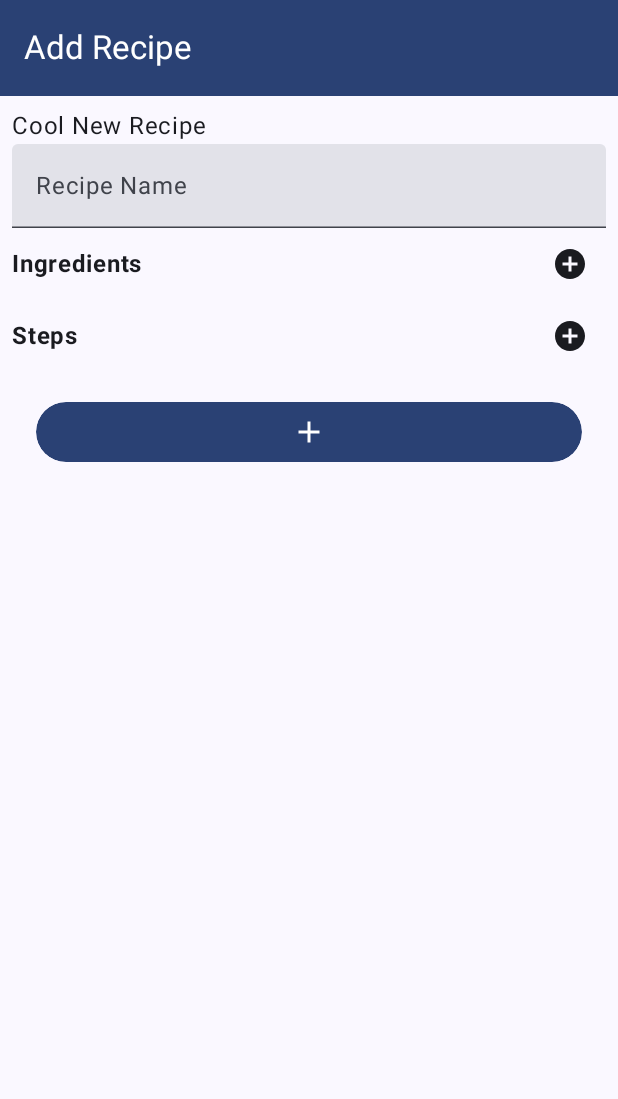
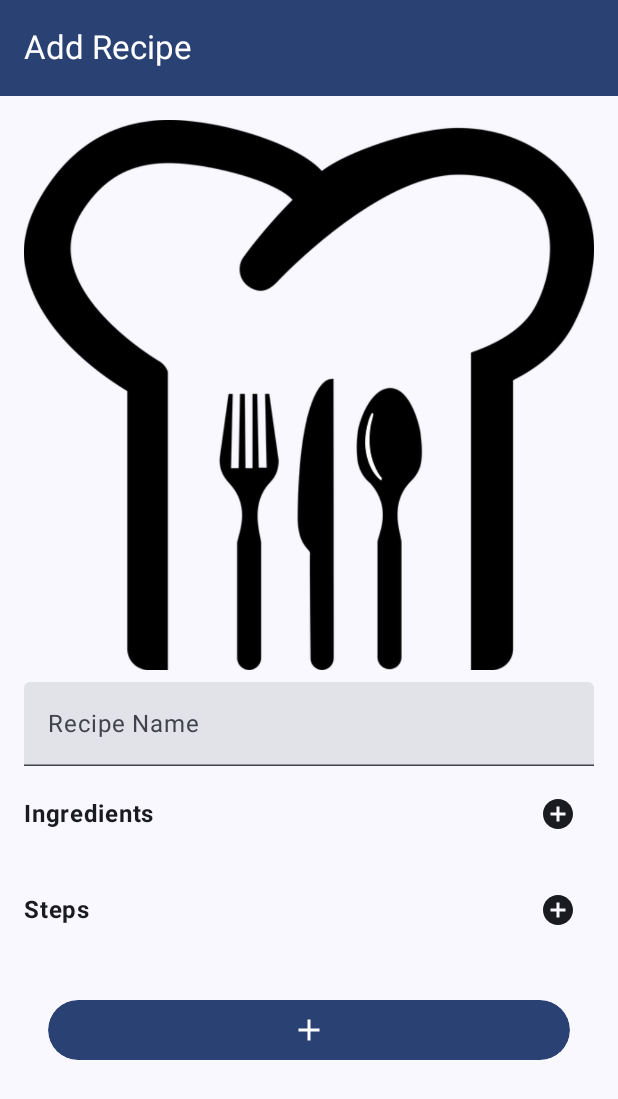
Before and after one commit to MayrThomas/project-meal, an Android app built with Jetpack Compose: the AddRecipeScreen screen opened through its navigation route, on a phone screen of 412 x 824 dp. Shown: the top 1099 px of the screen. Run offline under Robolectric (Android 15) with nearby library versions, the phone set to English and light mode, and no system bars; our stand-ins replace Room's generated code, livedata-compose.

Commit message:
add placeholder image

```diff
--- a/projectMeal/app/src/main/java/at/thomas/mayr/projectMeal/ui/view/screens/AddRecipeScreen.kt
+++ b/projectMeal/app/src/main/java/at/thomas/mayr/projectMeal/ui/view/screens/AddRecipeScreen.kt
@@ -1,5 +1,7 @@
 package at.thomas.mayr.projectMeal.ui.view.screens
 
+import androidx.compose.foundation.Image
+import androidx.compose.foundation.clickable
 import androidx.compose.foundation.layout.Arrangement
 import androidx.compose.foundation.layout.Box
 import androidx.compose.foundation.layout.Column
@@ -29,10 +31,13 @@ import androidx.compose.runtime.mutableStateOf
 import androidx.compose.runtime.remember
 import androidx.compose.ui.Alignment
 import androidx.compose.ui.Modifier
+import androidx.compose.ui.graphics.ImageBitmap
+import androidx.compose.ui.res.imageResource
 import androidx.compose.ui.text.font.FontWeight
 import androidx.compose.ui.text.input.TextFieldValue
 import androidx.compose.ui.unit.dp
 import androidx.navigation.NavController
+import at.thomas.mayr.projectMeal.R
 import at.thomas.mayr.projectMeal.room.MealRepository
 import at.thomas.mayr.projectMeal.room.entities.Ingredient
 import at.thomas.mayr.projectMeal.ui.view.views.CreateIngredientDialog
@@ -75,11 +80,21 @@ fun AddRecipeScreen(navController: NavController, repository: MealRepository) {
             )
         }
     ) {
-        Box (modifier = Modifier.padding(it).fillMaxSize()) {
+        Box (modifier = Modifier
+            .padding(it)
+            .fillMaxSize()) {
             Column(
-                modifier = Modifier.padding(8.dp),
+                modifier = Modifier.padding(16.dp),
+                horizontalAlignment = Alignment.CenterHorizontally,
+                verticalArrangement = Arrangement.spacedBy(8.dp)
             ) {
-                Text(text = "Cool New Recipe")
+                Image(
+                    bitmap = ImageBitmap.imageResource(id = R.drawable.chef_hat),
+                    contentDescription = "",
+                    modifier = Modifier.clickable {
+                        // TODO take image using camera or use image from disk
+                    }
+                )
 
                 TextField(
                     modifier = Modifier.fillMaxWidth(),
--- a/projectMeal/app/src/main/java/at/thomas/mayr/projectMeal/ui/view/views/CreateStepDialog.kt
+++ b/projectMeal/app/src/main/java/at/thomas/mayr/projectMeal/ui/view/views/CreateStepDialog.kt
@@ -15,7 +15,6 @@ import androidx.compose.foundation.verticalScroll
 import androidx.compose.material.icons.Icons
 import androidx.compose.material.icons.outlined.Close
 import androidx.compose.material3.Button
-import androidx.compose.material3.ExperimentalMaterial3Api
 import androidx.compose.material3.Icon
 import androidx.compose.material3.MaterialTheme
 import androidx.compose.material3.Surface
@@ -30,7 +29,6 @@ import androidx.compose.ui.text.font.FontWeight
 import androidx.compose.ui.unit.dp
 import androidx.compose.ui.window.Dialog
 
-@OptIn(ExperimentalMaterial3Api::class)
 @Composable
 fun CreateStepDialog(setShowDialog: (Boolean) -> Unit, addStep: (String) -> Unit) {
     val stepDescription = remember { mutableStateOf("") }
```
